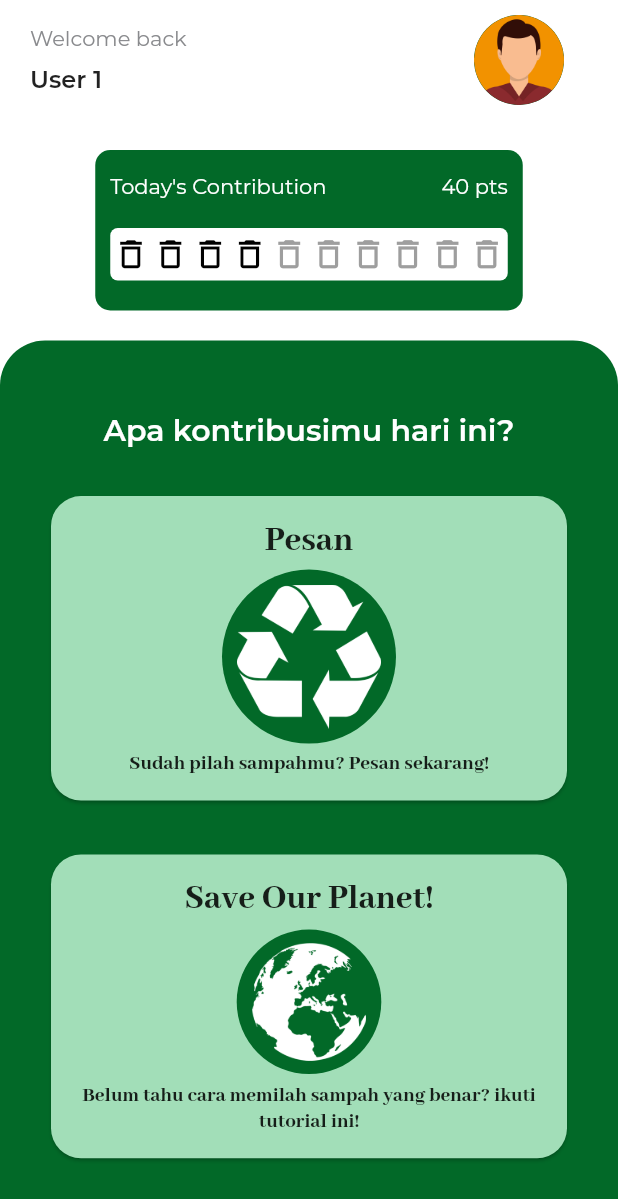
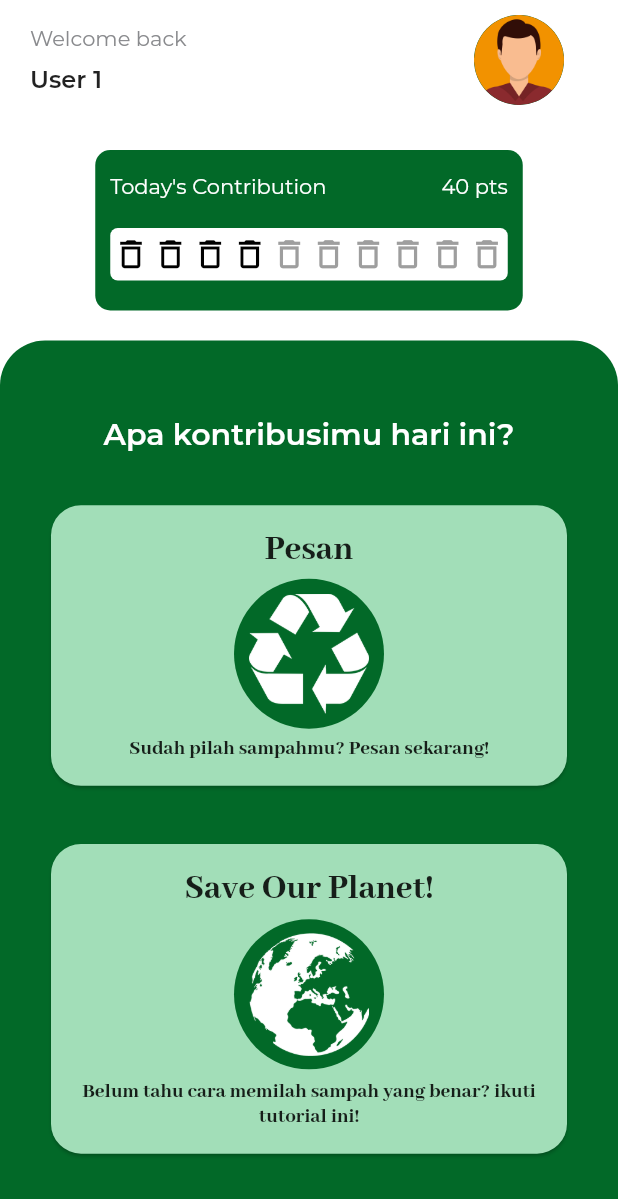
Before and after one commit to rannnayy/Milestone02_K29, a Flutter app: the screen it shows after launch, on a phone screen of 412 x 824 dp. Shown: the top 1199 px of the screen. Run offline on Flutter 3.47's test engine with Material 2 defaults, Android fonts, the phone set to English and light mode, and no system bars; missing offline and left inert: dart:ffi; project files that could hold a hidden picture were left out.

Commit message:
Resize ukuran icon jadi 200px, ke depannya dibuat seragam semua.

```diff
--- a/src/clean_out_co/lib/pages/home.dart
+++ b/src/clean_out_co/lib/pages/home.dart
@@ -38,7 +38,7 @@ class _HomeState extends State<Home> {
               margin: EdgeInsets.all(5),
               child: Image.asset(
                 '$imagePath',
-                scale: 7.5,
+                scale: 2.5,
                 color: Colors.white,
               ),
             ),
@@ -220,9 +220,9 @@ class _HomeState extends State<Home> {
                           ),
                           textAlign: TextAlign.center,
                         ),
-                        myCard('Pesan', 'assets/images/recycle.png',
+                        myCard('Pesan', 'assets/images/recycle_200px.png',
                           'Sudah pilah sampahmu? Pesan sekarang!'),
-                        myCard('Save Our Planet!', 'assets/images/globe.png',
+                        myCard('Save Our Planet!', 'assets/images/globe_200px.png',
                           'Belum tahu cara memilah sampah yang benar? ikuti tutorial ini!')
 
                       ],
--- /dev/null
+++ b/src/clean_out_co/lib/pages/main_page.dart
@@ -0,0 +1 @@
+import 'package:flutter/material.dart';
```
Also changed, not shown: src/clean_out_co/assets/images/globe_200px.png (added), src/clean_out_co/assets/images/inorganic waste_200px.png (renamed from src/clean_out_co/assets/images/inorganic waste.png), src/clean_out_co/assets/images/organic waste_200px.png (renamed from src/clean_out_co/assets/images/organic waste.png), src/clean_out_co/assets/images/recycle_200px.png (added).
